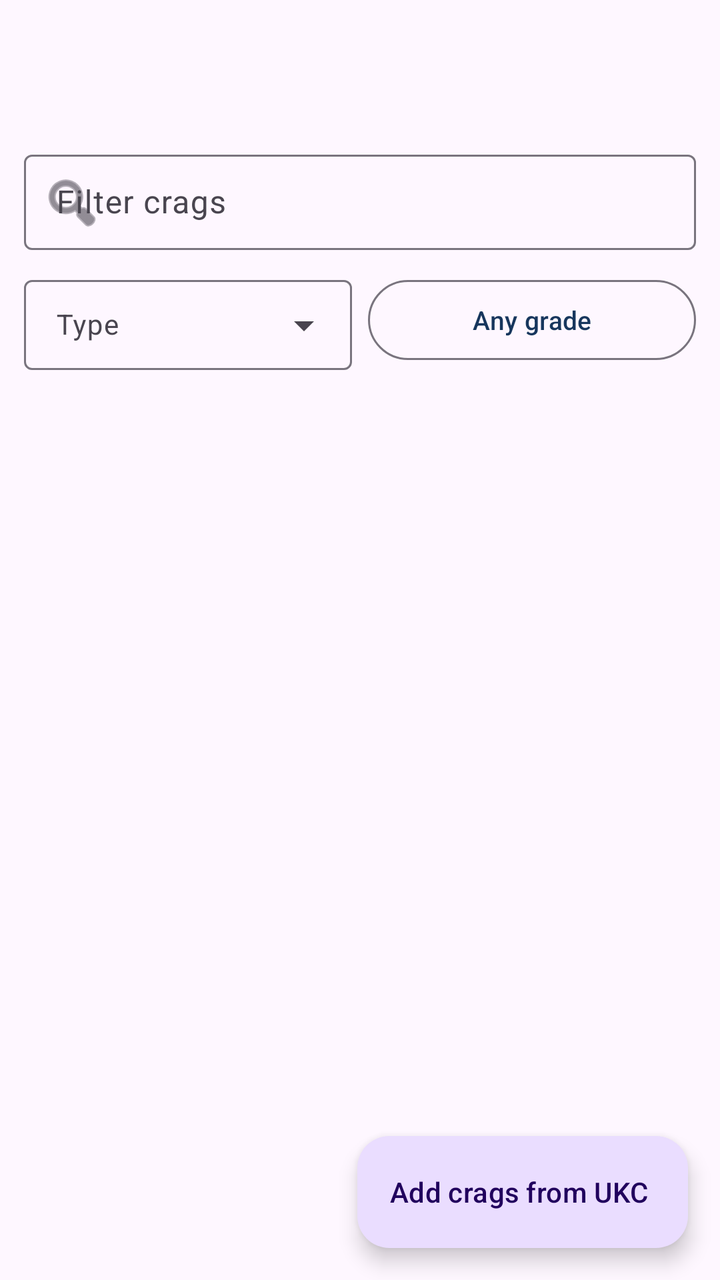
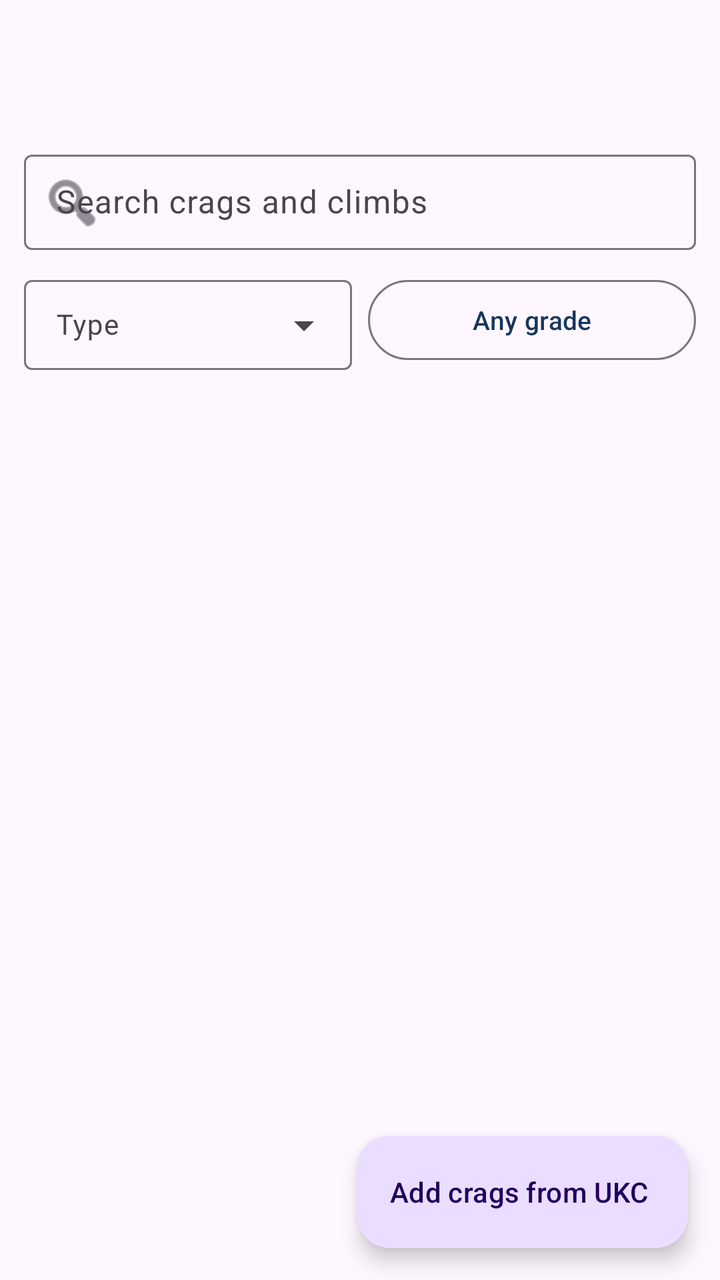

The first picture is an Android layout as it rendered before a commit; the second is the same layout after the commit. The layout source and the unified diff follow.
<!-- AndroidManifest.xml: application theme Theme.UkcCrags -->
<!-- res/layout/activity_crag_list.xml -->
<?xml version="1.0" encoding="utf-8"?>
<LinearLayout xmlns:android="http://schemas.android.com/apk/res/android"
    xmlns:app="http://schemas.android.com/apk/res-auto"
    android:layout_width="match_parent"
    android:layout_height="match_parent"
    android:orientation="vertical">

    <com.google.android.material.appbar.MaterialToolbar
        android:id="@+id/toolbar"
        android:layout_width="match_parent"
        android:layout_height="?attr/actionBarSize"
        style="@style/Widget.UkcCrags.Toolbar" />

    <com.google.android.material.textfield.TextInputLayout
        style="@style/Widget.Material3.TextInputLayout.OutlinedBox.Dense"
        android:layout_width="match_parent"
        android:layout_height="wrap_content"
        android:layout_marginHorizontal="12dp"
        android:layout_marginTop="8dp"
        app:startIconDrawable="@android:drawable/ic_menu_search"
        android:hint="@string/filter_crags">

        <com.google.android.material.textfield.TextInputEditText
            android:id="@+id/filter"
            android:layout_width="match_parent"
            android:layout_height="wrap_content"
            android:inputType="text"
            android:imeOptions="actionSearch"
            android:maxLines="1" />

    </com.google.android.material.textfield.TextInputLayout>

    <LinearLayout
        android:layout_width="match_parent"
        android:layout_height="wrap_content"
        android:orientation="horizontal"
        android:layout_marginHorizontal="12dp"
        android:layout_marginTop="8dp">

        <com.google.android.material.textfield.TextInputLayout
            android:id="@+id/typeBox"
            style="@style/Widget.Material3.TextInputLayout.OutlinedBox.Dense.ExposedDropdownMenu"
            android:layout_width="0dp"
            android:layout_height="wrap_content"
            android:layout_weight="1"
            android:layout_marginEnd="8dp"
            android:hint="@string/climb_type">

            <com.google.android.material.textfield.MaterialAutoCompleteTextView
                android:id="@+id/type"
                android:layout_width="match_parent"
                android:layout_height="wrap_content"
                android:inputType="none"
                android:textSize="14sp" />

        </com.google.android.material.textfield.TextInputLayout>

        
        <com.google.android.material.button.MaterialButton
            android:id="@+id/gradeBox"
            style="@style/Widget.Material3.Button.OutlinedButton"
            android:layout_width="0dp"
            android:layout_height="wrap_content"
            android:layout_weight="1"
            android:layout_gravity="center_vertical"
            android:insetLeft="0dp"
            android:insetRight="0dp"
            android:paddingHorizontal="8dp"
            android:textSize="13sp"
            android:text="@string/any_grade" />

    </LinearLayout>

    <FrameLayout
        android:layout_width="match_parent"
        android:layout_height="match_parent">

    <androidx.recyclerview.widget.RecyclerView
        android:id="@+id/list"
        android:layout_width="match_parent"
        android:layout_height="match_parent"
        android:clipToPadding="false"
        android:paddingVertical="8dp" />

    <TextView
        android:id="@+id/empty"
        android:layout_width="match_parent"
        android:layout_height="wrap_content"
        android:layout_gravity="center"
        android:padding="32dp"
        android:gravity="center"
        android:textAlignment="center"
        android:visibility="gone"
        android:text="@string/no_crags" />

        <com.google.android.material.floatingactionbutton.ExtendedFloatingActionButton
            android:id="@+id/add"
            android:layout_width="wrap_content"
            android:layout_height="wrap_content"
            android:layout_gravity="bottom|end"
            android:layout_margin="16dp"
            android:text="@string/add_crags" />

    </FrameLayout>

</LinearLayout>
<!-- resources referenced by this layout -->
<resources>
  <string name="add_crags">Add crags from UKC</string>
  <string name="any_grade">Any grade</string>
  <string name="climb_type">Type</string>
  <string name="filter_crags">Filter crags</string>
  <string name="no_crags">No crags yet.\n\nImport them from UKClimbing with the button below, then sync your logbook to bring your ticks across.</string>
  <style name="Widget.UkcCrags.Toolbar" parent="Widget.Material3.Toolbar.Surface" />
  <style name="Theme.UkcCrags" parent="Theme.Material3.DayNight.NoActionBar">
          <item name="colorPrimary">@color/brand</item>
          <item name="colorOnPrimary">#FFFFFF</item>
      </style>
  <color name="brand">#17365D</color>
</resources>

<!-- the commit's change to res/layout/activity_crag_list.xml (unified diff, before → after) -->
@@ -18,7 +18,7 @@
         android:layout_marginHorizontal="12dp"
         android:layout_marginTop="8dp"
         app:startIconDrawable="@android:drawable/ic_menu_search"
-        android:hint="@string/filter_crags">
+        android:hint="@string/search_everything">
 
         <com.google.android.material.textfield.TextInputEditText
             android:id="@+id/filter"
<!-- resource entries referenced after the edit -->
@@ -3,8 +3,8 @@
   <string name="add_crags">Add crags from UKC</string>
   <string name="any_grade">Any grade</string>
   <string name="climb_type">Type</string>
-  <string name="filter_crags">Filter crags</string>
   <string name="no_crags">No crags yet.\n\nImport them from UKClimbing with the button below, then sync your logbook to bring your ticks across.</string>
+  <string name="search_everything">Search crags and climbs</string>
   <style name="Widget.UkcCrags.Toolbar" parent="Widget.Material3.Toolbar.Surface" />
   <style name="Theme.UkcCrags" parent="Theme.Material3.DayNight.NoActionBar">
           <item name="colorPrimary">@color/brand</item>
